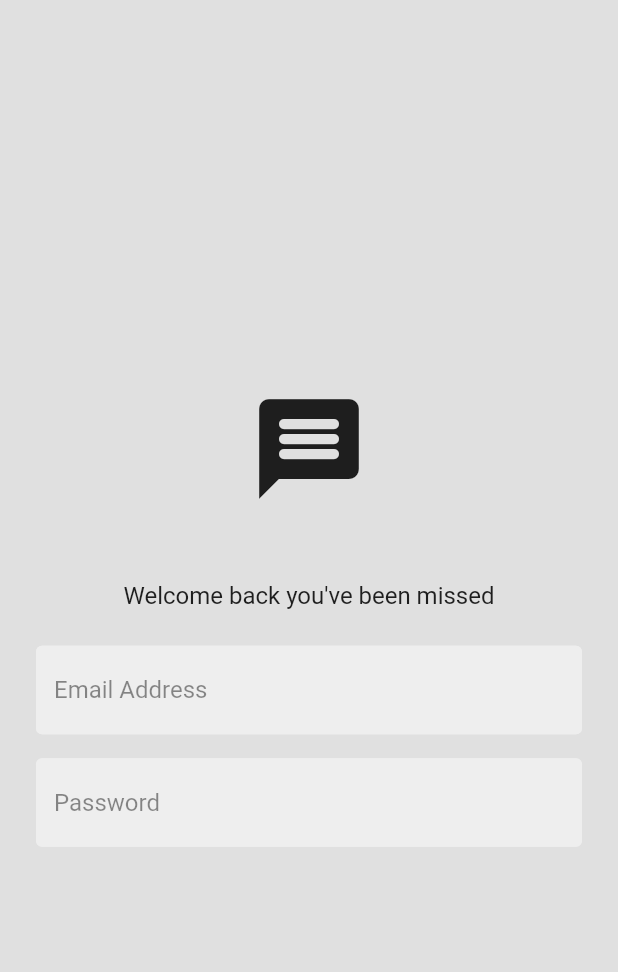
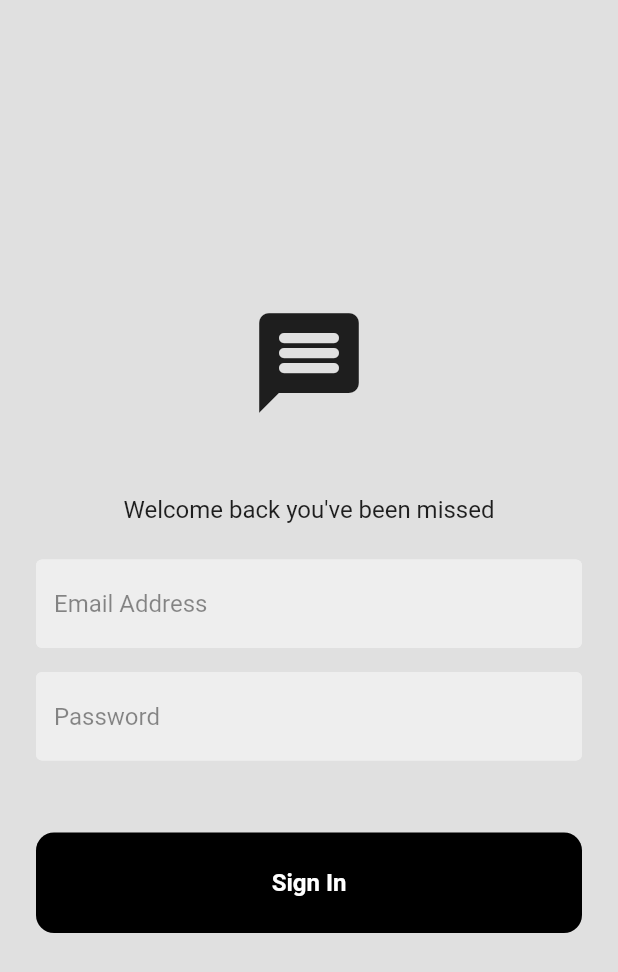
Before and after one commit to KenStarry/Flutter_Mini_Projects, a Flutter app: the screen it shows after launch, on a phone screen of 412 x 824 dp. Shown: the top 972 px of the screen. Run offline on Flutter 3.47's test engine with Material 2 defaults, Android fonts, the phone set to English and light mode, and no system bars; our stand-ins replace connectivity_plus, firebase_auth, firebase_core, flutter_local_notifications, get, graphql_flutter and 9 more; missing offline and left inert: open_document, webview_flutter_android, webview_flutter_wkwebview; accounts and stored records are empty.

Commit message:
Modified Sign in button

```diff
--- a/chatty_flutter/lib/components/my_button.dart
+++ b/chatty_flutter/lib/components/my_button.dart
@@ -11,11 +11,17 @@ class MyButton extends StatelessWidget {
     return GestureDetector(
       onTap: () {},
       child: Container(
+        padding: const EdgeInsets.all(24),
         decoration: BoxDecoration(
           color: Colors.black,
+          borderRadius: BorderRadius.circular(12)
         ),
         child: Center(
-          child: Text(text),
+          child: Text(text, style: TextStyle(
+            color: Colors.white,
+            fontWeight: FontWeight.bold,
+            fontSize: 16
+          ),),
         ),
       ),
     );
--- a/chatty_flutter/lib/pages/login_page.dart
+++ b/chatty_flutter/lib/pages/login_page.dart
@@ -1,3 +1,4 @@
+import 'package:chatty_flutter/components/my_button.dart';
 import 'package:chatty_flutter/components/my_text_field.dart';
 import 'package:flutter/material.dart';
 
@@ -47,6 +48,10 @@ class _LoginPageState extends State<LoginPage> {
                     controller: passwordController,
                     hintText: "Password",
                     obscureText: true),
+
+                const SizedBox(height: 48),
+
+                MyButton(text: "Sign In", onTap: (){})
               ],
             ),
           ),
```
